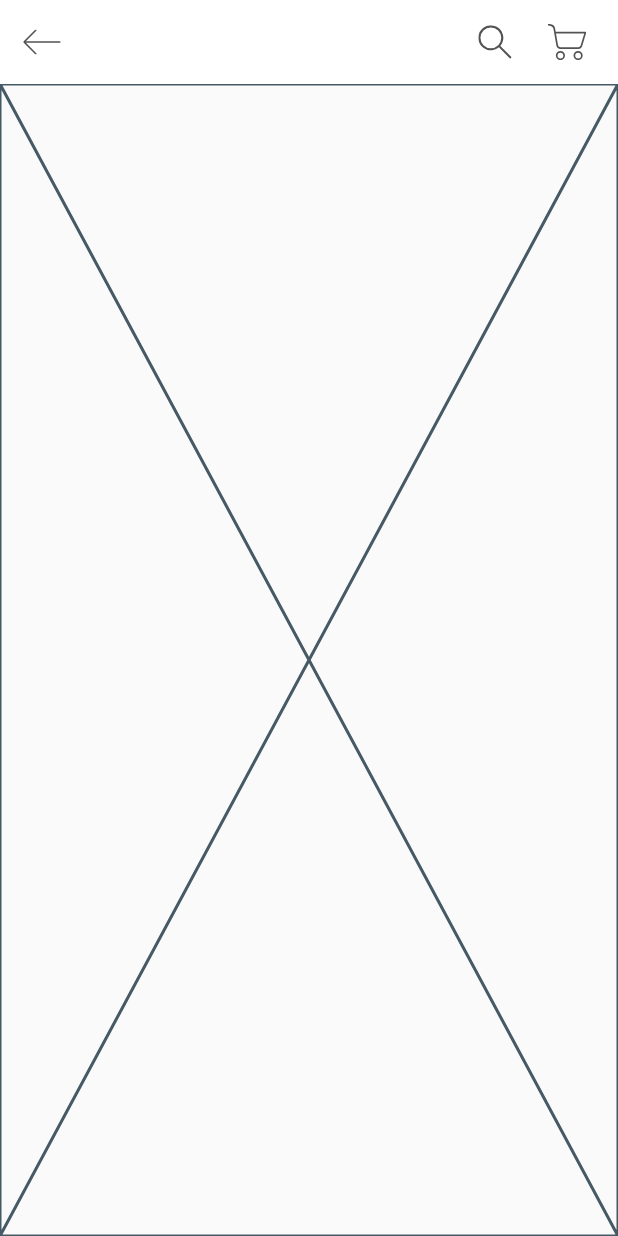
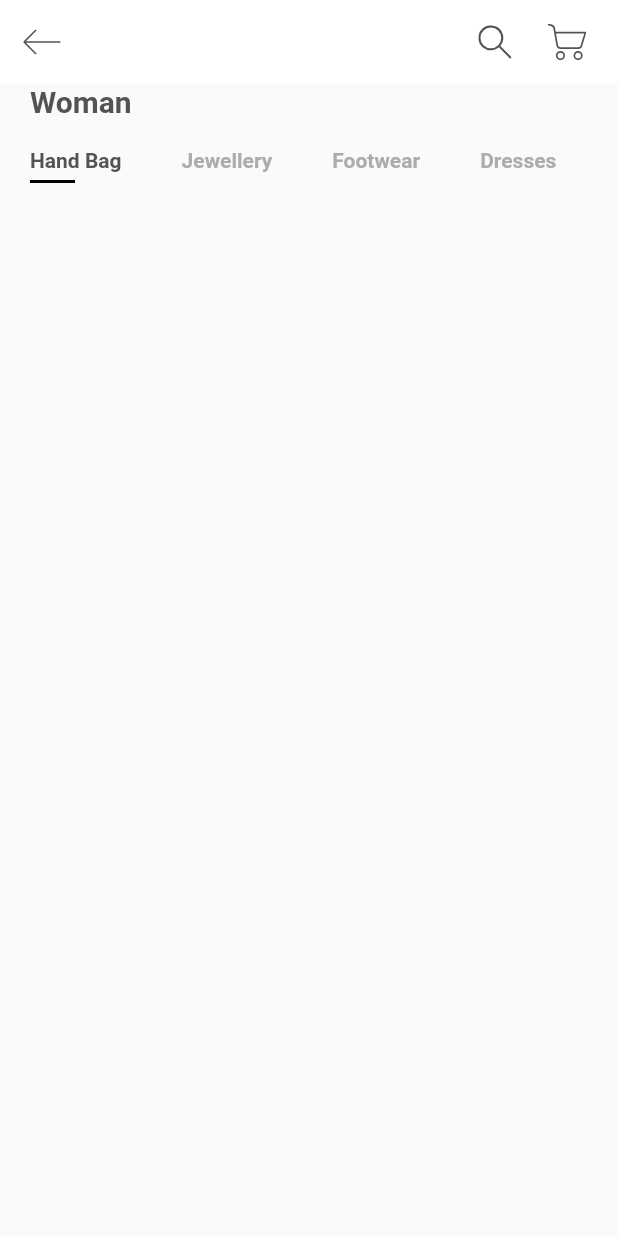
Before and after one commit to jvmr535/online-shop-app, a Flutter app: the screen it shows after launch, on a phone screen of 412 x 824 dp. Run offline on Flutter 3.47's test engine with Material 2 defaults, Android fonts, the phone set to English and light mode, and no system bars; our stand-ins replace flutter_svg.

Commit message:
Categories

```diff
--- a/lib/screens/home/components/body.dart
+++ b/lib/screens/home/components/body.dart
@@ -1,10 +1,26 @@
 import 'package:flutter/material.dart';
+import 'package:online_shop_app/constants.dart';
+
+import 'categories.dart';
 
 class Body extends StatelessWidget {
   const Body({super.key});
 
   @override
   Widget build(BuildContext context) {
-    return const Placeholder();
+    return Column(
+      crossAxisAlignment: CrossAxisAlignment.start,
+      children: <Widget>[
+        Padding(
+          padding: const EdgeInsets.symmetric(horizontal: kDefaultPaddin),
+          child: Text("Woman",
+              style: Theme.of(context)
+                  .textTheme
+                  .titleLarge
+                  ?.copyWith(fontWeight: FontWeight.bold)),
+        ),
+        const Categories()
+      ],
+    );
   }
 }
--- /dev/null
+++ b/lib/screens/home/components/categories.dart
@@ -0,0 +1,60 @@
+import 'package:flutter/material.dart';
+
+import '../../../constants.dart';
+
+class Categories extends StatefulWidget {
+  const Categories({super.key});
+
+  @override
+  State<Categories> createState() => _CategoriesState();
+}
+
+class _CategoriesState extends State<Categories> {
+  List<String> categories = ["Hand Bag", "Jewellery", "Footwear", "Dresses"];
+  int selectedIndex = 0;
+
+  @override
+  Widget build(BuildContext context) {
+    return Padding(
+      padding: const EdgeInsets.symmetric(vertical: kDefaultPaddin),
+      child: SizedBox(
+        height: 25,
+        child: ListView.builder(
+          scrollDirection: Axis.horizontal,
+          itemCount: categories.length,
+          itemBuilder: (context, index) => buildCategory(index),
+        ),
+      ),
+    );
+  }
+
+  Widget buildCategory(int index) {
+    return GestureDetector(
+      onTap: () {
+        setState(() {
+          selectedIndex = index;
+        });
+      },
+      child: Padding(
+        padding: const EdgeInsets.symmetric(horizontal: kDefaultPaddin),
+        child: Column(
+          crossAxisAlignment: CrossAxisAlignment.start,
+          children: <Widget>[
+            Text(
+              categories[index],
+              style: TextStyle(
+                  fontWeight: FontWeight.bold,
+                  color: selectedIndex == index ? kTextColor : kTextLightColor),
+            ),
+            Container(
+              margin: const EdgeInsets.only(top: kDefaultPaddin / 4),
+              height: 2,
+              width: 30,
+              color: selectedIndex == index ? Colors.black : Colors.transparent,
+            )
+          ],
+        ),
+      ),
+    );
+  }
+}
```
